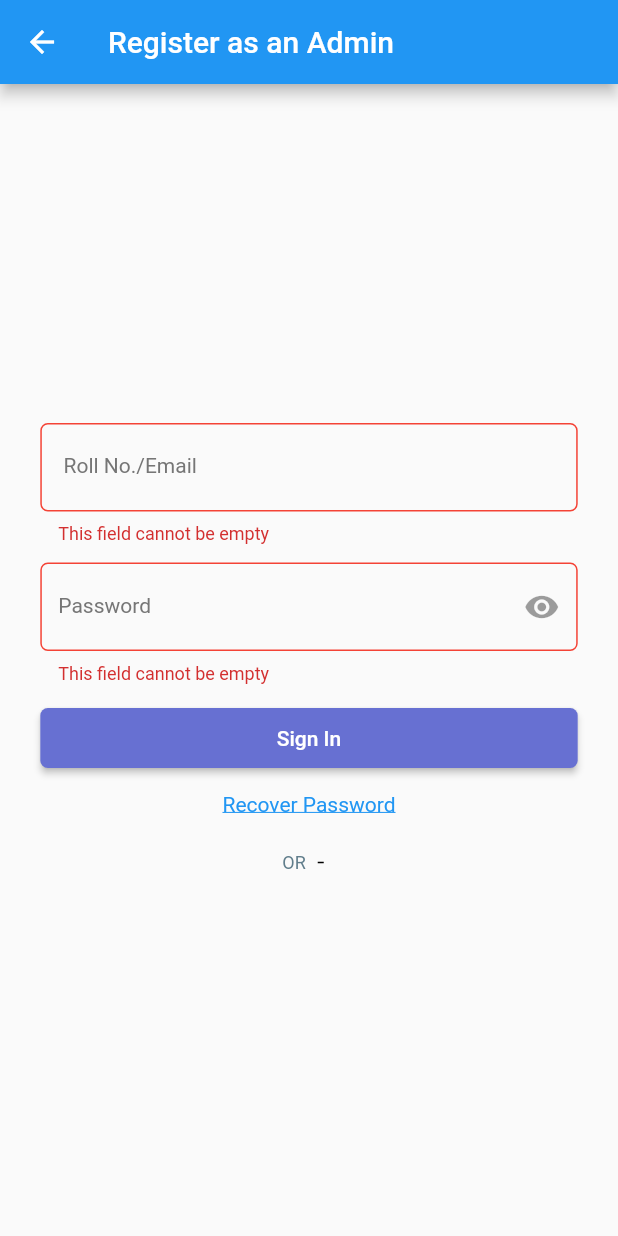
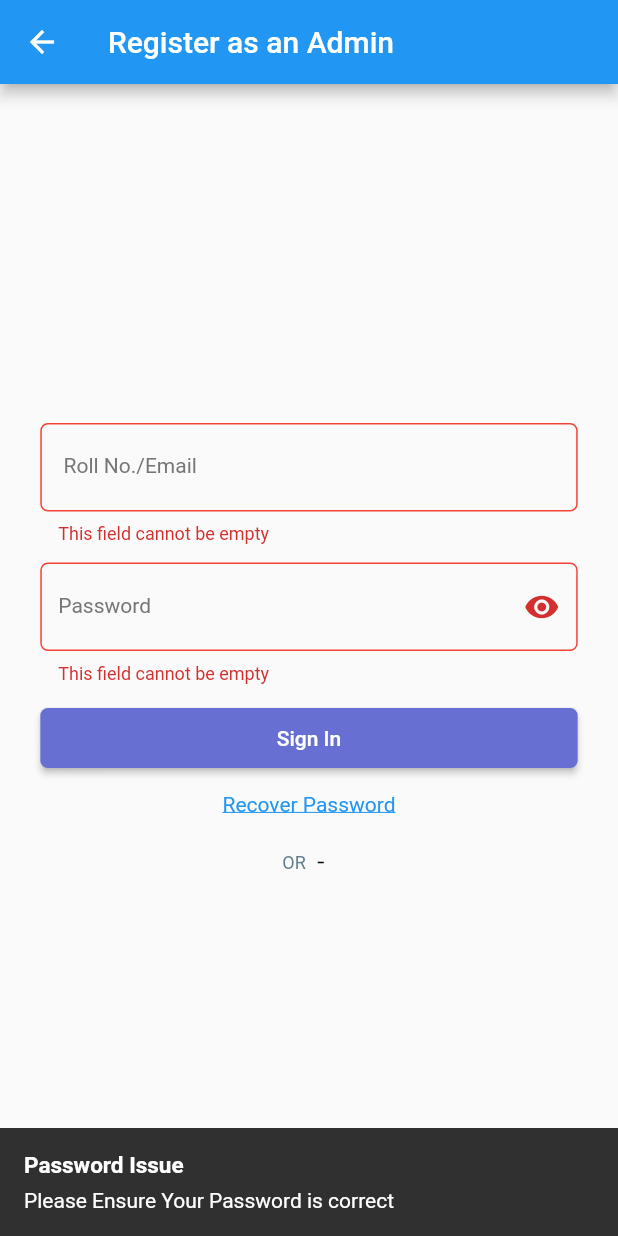
Before and after one commit to ikjot-2605/Customer-Database, a Flutter app: the AdminLoginPage screen opened directly, after a tap on "Sign In", on a phone screen of 412 x 824 dp. Run offline on Flutter 3.47's test engine with Material 2 defaults, Android fonts, the phone set to English and light mode, and no system bars; our stand-ins replace flushbar, shared_preferences; accounts and stored records are empty.

Commit message:
finished login functionality

```diff
--- a/lib/presentation/admin_login_page.dart
+++ b/lib/presentation/admin_login_page.dart
@@ -1,3 +1,5 @@
+import 'package:customer_database/presentation/home_page.dart';
+import 'package:flushbar/flushbar.dart';
 import 'package:flutter/material.dart';
 import 'package:shared_preferences/shared_preferences.dart';
 
@@ -7,11 +9,32 @@ class AdminLoginPage extends StatefulWidget {
 }
 
 class _AdminLoginPageState extends State<AdminLoginPage> {
+  final _nameController = TextEditingController();
+  final _passwordController = TextEditingController();
+  void checkDetailsAdmin(String password) async {
+    SharedPreferences prefs = await SharedPreferences.getInstance();
+    String passwordRecieved = prefs.getString('admin_password');
+    if (passwordRecieved == password) {
+      Navigator.push(
+          context, MaterialPageRoute(builder: (context) => HomePage()));
+    } else {
+      Flushbar(
+        title: "Password Issue",
+        message: "Please Ensure Your Password is correct",
+        duration: Duration(seconds: 3),
+      )..show(context);
+    }
+  }
+
   void setDetailsAdmin() async {
     print('getting');
     SharedPreferences prefs = await SharedPreferences.getInstance();
     String nameFound = prefs.getString('admin_name');
+    String passwordFound = prefs.getString('admin_password');
     print(nameFound);
+    print('HI');
+    print(passwordFound);
+    print('HI');
   }
 
   _removeKeyboard(BuildContext context) {
@@ -39,6 +62,7 @@ class _AdminLoginPageState extends State<AdminLoginPage> {
             Container(
               width: MediaQuery.of(context).size.width / 1.15,
               child: TextFormField(
+                controller: _nameController,
                 validator: (value) {
                   if (value.isEmpty) {
                     _autovalidate = true;
@@ -86,6 +110,7 @@ class _AdminLoginPageState extends State<AdminLoginPage> {
             Container(
               width: MediaQuery.of(context).size.width / 1.15,
               child: TextFormField(
+                controller: _passwordController,
                 validator: (value) {
                   _autovalidate = true;
                   if (value.isEmpty) {
@@ -129,6 +154,7 @@ class _AdminLoginPageState extends State<AdminLoginPage> {
                   suffixIcon: IconButton(
                     icon: Icon(Icons.visibility),
                     padding: EdgeInsets.all(0),
+                    onPressed: () {},
                   ),
                 ),
                 autocorrect: false,
@@ -147,6 +173,7 @@ class _AdminLoginPageState extends State<AdminLoginPage> {
                   if (_formKey.currentState.validate()) {
                     _removeKeyboard(context);
                   }
+                  checkDetailsAdmin(_passwordController.text);
                 },
                 color: kBlue,
               ),
```
Also changed, not shown: lib/presentation/home_page.dart (added, +17 -0 lines).
